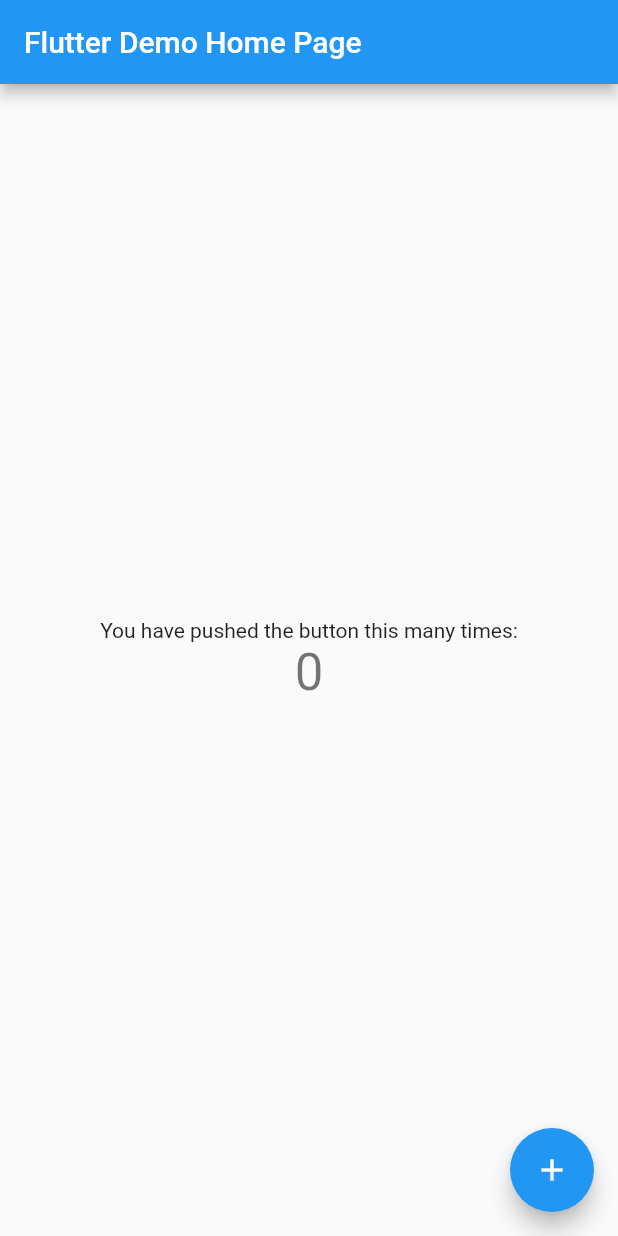
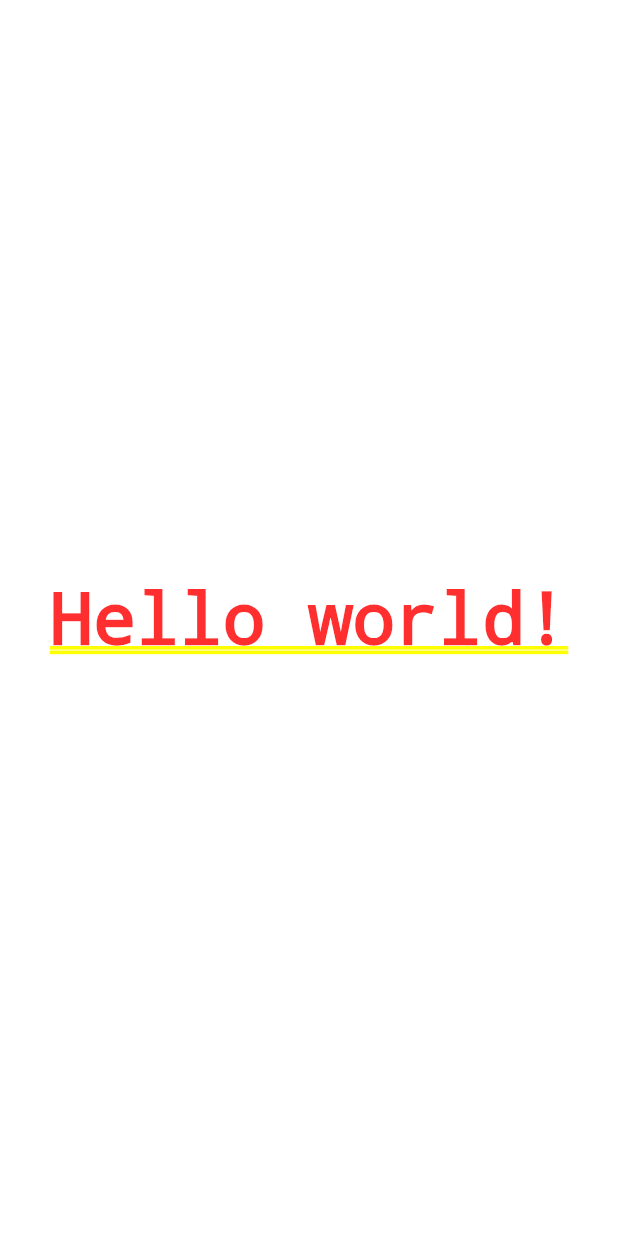
Before and after one commit to uiansol/i_am_rich, a Flutter app: the screen it shows after launch, on a phone screen of 412 x 824 dp. Run offline on Flutter 3.47's test engine with Material 2 defaults, Android fonts, the phone set to English and light mode, and no system bars.

Commit message:
Clear app and start with hello world

```diff
--- a/lib/main.dart
+++ b/lib/main.dart
@@ -1,115 +1,11 @@
 import 'package:flutter/material.dart';
 
 void main() {
-  runApp(const MyApp());
+  runApp(
+    MaterialApp(
+      home: Center(
+        child: Text("Hello world!"),
+      ),
+    ),
+  );
 }
-
-class MyApp extends StatelessWidget {
-  const MyApp({Key? key}) : super(key: key);
-
-  // This widget is the root of your application.
-  @override
-  Widget build(BuildContext context) {
-    return MaterialApp(
-      title: 'Flutter Demo',
-      theme: ThemeData(
-        // This is the theme of your application.
-        //
-        // Try running your application with "flutter run". You'll see the
-        // application has a blue toolbar. Then, without quitting the app, try
-        // changing the primarySwatch below to Colors.green and then invoke
-        // "hot reload" (press "r" in the console where you ran "flutter run",
-        // or simply save your changes to "hot reload" in a Flutter IDE).
-        // Notice that the counter didn't reset back to zero; the application
-        // is not restarted.
-        primarySwatch: Colors.blue,
-      ),
-      home: const MyHomePage(title: 'Flutter Demo Home Page'),
-    );
-  }
-}
-
-class MyHomePage extends StatefulWidget {
-  const MyHomePage({Key? key, required this.title}) : super(key: key);
-
-  // This widget is the home page of your application. It is stateful, meaning
-  // that it has a State object (defined below) that contains fields that affect
-  // how it looks.
-
-  // This class is the configuration for the state. It holds the values (in this
-  // case the title) provided by the parent (in this case the App widget) and
-  // used by the build method of the State. Fields in a Widget subclass are
-  // always marked "final".
-
-  final String title;
-
-  @override
-  State<MyHomePage> createState() => _MyHomePageState();
-}
-
-class _MyHomePageState extends State<MyHomePage> {
-  int _counter = 0;
-
-  void _incrementCounter() {
-    setState(() {
-      // This call to setState tells the Flutter framework that something has
-      // changed in this State, which causes it to rerun the build method below
-      // so that the display can reflect the updated values. If we changed
-      // _counter without calling setState(), then the build method would not be
-      // called again, and so nothing would appear to happen.
-      _counter++;
-    });
-  }
-
-  @override
-  Widget build(BuildContext context) {
-    // This method is rerun every time setState is called, for instance as done
-    // by the _incrementCounter method above.
-    //
-    // The Flutter framework has been optimized to make rerunning build methods
-    // fast, so that you can just rebuild anything that needs updating rather
-    // than having to individually change instances of widgets.
-    return Scaffold(
-      appBar: AppBar(
-        // Here we take the value from the MyHomePage object that was created by
-        // the App.build method, and use it to set our appbar title.
-        title: Text(widget.title),
-      ),
-      body: Center(
-        // Center is a layout widget. It takes a single child and positions it
-        // in the middle of the parent.
-        child: Column(
-          // Column is also a layout widget. It takes a list of children and
-          // arranges them vertically. By default, it sizes itself to fit its
-          // children horizontally, and tries to be as tall as its parent.
-          //
-          // Invoke "debug painting" (press "p" in the console, choose the
-          // "Toggle Debug Paint" action from the Flutter Inspector in Android
-          // Studio, or the "Toggle Debug Paint" command in Visual Studio Code)
-          // to see the wireframe for each widget.
-          //
-          // Column has various properties to control how it sizes itself and
-          // how it positions its children. Here we use mainAxisAlignment to
-          // center the children vertically; the main axis here is the vertical
-          // axis because Columns are vertical (the cross axis would be
-          // horizontal).
-          mainAxisAlignment: MainAxisAlignment.center,
-          children: <Widget>[
-            const Text(
-              'You have pushed the button this many times:',
-            ),
-            Text(
-              '$_counter',
-              style: Theme.of(context).textTheme.headline4,
-            ),
-          ],
-        ),
-      ),
-      floatingActionButton: FloatingActionButton(
-        onPressed: _incrementCounter,
-        tooltip: 'Increment',
-        child: const Icon(Icons.add),
-      ), // This trailing comma makes auto-formatting nicer for build methods.
-    );
-  }
-}
```
